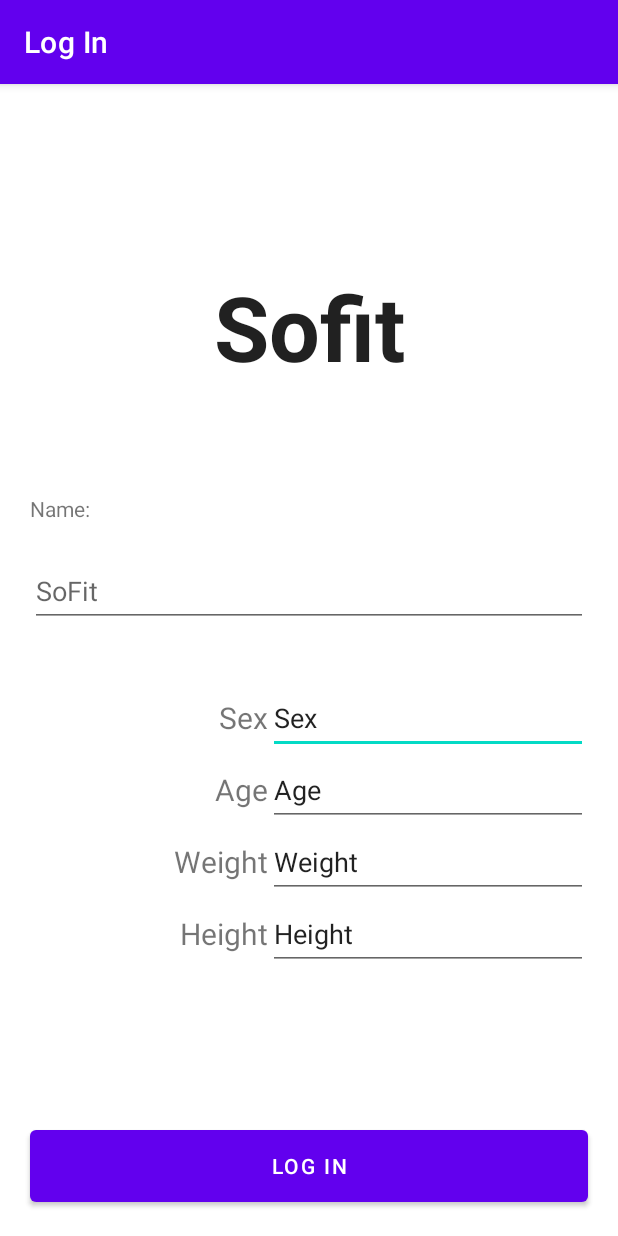
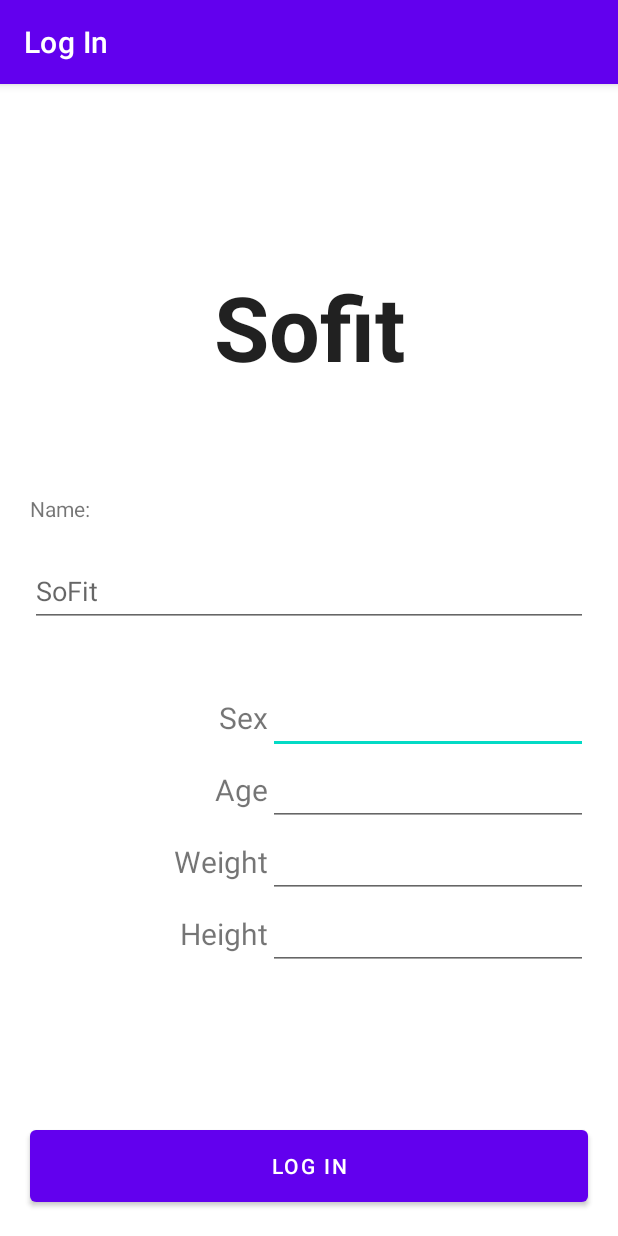
Before and after one commit to diegogvz/SoFit, an Android app: the screen it shows after launch (LogIn), on a phone screen of 412 x 824 dp. Run offline under Robolectric (Android 15) with nearby library versions, the light colour scheme and no system bars.

Commit message:
Nuevo codigo

```diff
--- a/app/src/main/res/layout/activity_log_in.xml
+++ b/app/src/main/res/layout/activity_log_in.xml
@@ -72,9 +72,9 @@
             android:ems="10"
             android:inputType="textPersonName"
             android:minHeight="48dp"
-            android:text="Sex"
             app:layout_column="1"
-            app:layout_row="0" />
+            app:layout_row="0"
+            tools:ignore="DuplicateSpeakableTextCheck,SpeakableTextPresentCheck" />
 
         <EditText
             android:id="@+id/editTextAge"
@@ -83,9 +83,9 @@
             android:ems="10"
             android:inputType="textPersonName"
             android:minHeight="48dp"
-            android:text="Age"
             app:layout_column="1"
-            app:layout_row="1" />
+            app:layout_row="1"
+            tools:ignore="DuplicateSpeakableTextCheck,DuplicateSpeakableTextCheck,SpeakableTextPresentCheck" />
 
         <EditText
             android:id="@+id/editTextWeight"
@@ -94,9 +94,9 @@
             android:ems="10"
             android:inputType="textPersonName"
             android:minHeight="48dp"
-            android:text="Weight"
             app:layout_column="1"
-            app:layout_row="2" />
+            app:layout_row="2"
+            tools:ignore="DuplicateSpeakableTextCheck,SpeakableTextPresentCheck" />
 
         <EditText
             android:id="@+id/editTextHeight"
@@ -105,9 +105,9 @@
             android:ems="10"
             android:inputType="textPersonName"
             android:minHeight="48dp"
-            android:text="Height"
             app:layout_column="1"
-            app:layout_row="3" />
+            app:layout_row="3"
+            tools:ignore="DuplicateSpeakableTextCheck,SpeakableTextPresentCheck" />
 
     </androidx.gridlayout.widget.GridLayout>
 
```
